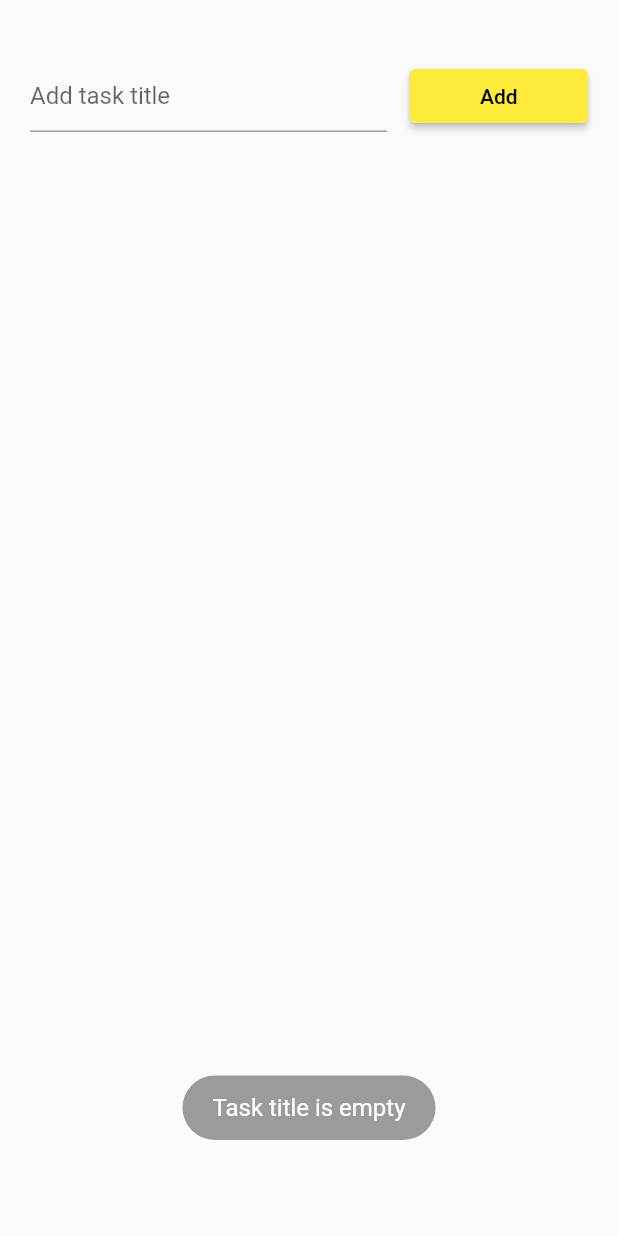
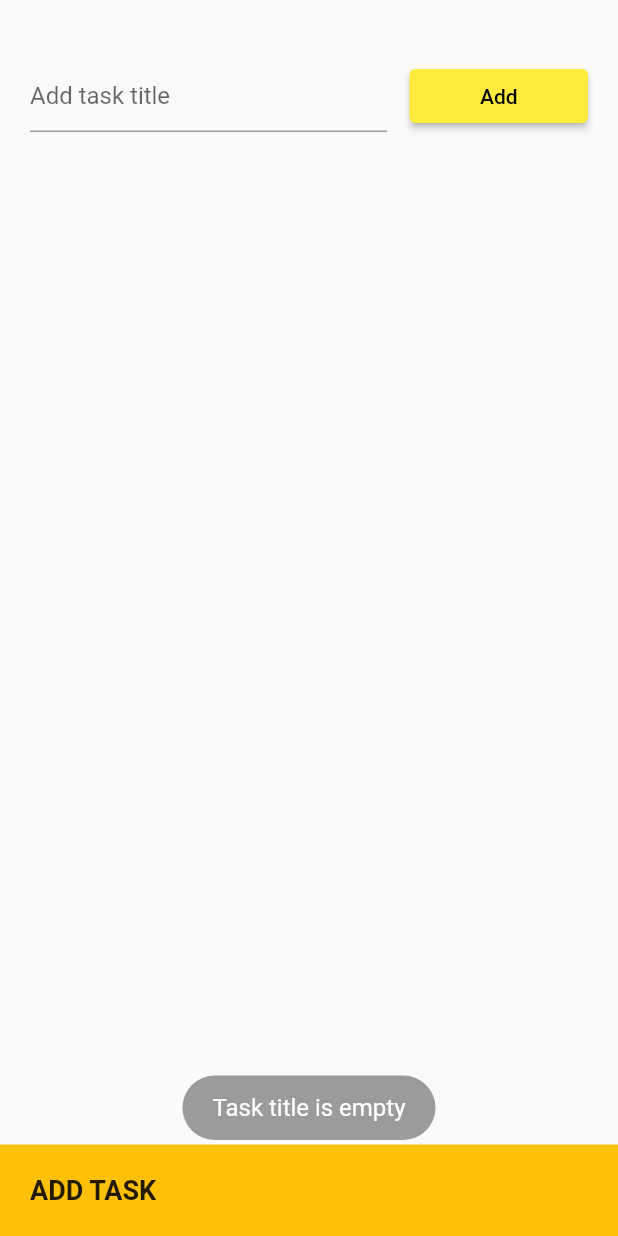
Before and after one commit to vietnguyenhoangw/Flutter_todo_list_with_provider, a Flutter app: the screen it shows after launch, after a tap on "Add", on a phone screen of 412 x 824 dp. Run offline on Flutter 3.47's test engine with Material 2 defaults, Android fonts, the phone set to English and light mode, and no system bars; our stand-ins replace fluttertoast.

Commit message:
:penguin: build edit task / refactor code and ui

```diff
--- a/lib/container/todo_screen.dart
+++ b/lib/container/todo_screen.dart
@@ -27,15 +27,16 @@ class _TodoScreenState extends State<TodoScreen> {
       body: Builder(
         builder: (BuildContext newContext) {
           return Container(
-              padding: const EdgeInsets.all(20.0),
               child: Column(
             children: [
               AddTaskHeader(
+                buttonTitle: todoListVM.isEditMode ? "Done" : "Add",
                 textFieldController: widget.taskInputController,
-                    voidCallback: () => todoListVM.addNewItem(
+                voidCallback: () => todoListVM.onPressAddItem(
                     widget.taskInputController, newContext),
               ),
-                  ListContent(scrollController: widget._scrollController)
+              ListContent(scrollController: widget._scrollController),
+              Footer(),
             ],
           ));
         },
@@ -55,6 +56,7 @@ class ListContent extends StatelessWidget {
     return Expanded(
         flex: 1,
         child: Container(
+          padding: const EdgeInsets.only(left: 20.0, right: 20.0),
           alignment: Alignment.topCenter,
           child: ListView.builder(
               controller: scrollController,
@@ -96,14 +98,21 @@ class TodoItem extends StatelessWidget {
               '${listItem[index].get_taskName()}',
             ),
           ),
-          Expanded(
-            flex: 0,
-            child: MaterialButton(
-              minWidth: 20.0,
-              splashColor: Colors.transparent,
-              highlightColor: Colors.transparent,
-              onPressed: () =>
-                  Provider.of<TodoViewModal>(context, listen: false)
+          Container(
+            padding: const EdgeInsets.only(right: 15.0),
+            child: GestureDetector(
+              onTap: () => Provider.of<TodoViewModal>(context, listen: false)
+                  .editItem(listItem[index]),
+              child: Icon(
+                Icons.edit,
+                color: Colors.black38,
+              ),
+            ),
+          ),
+          Container(
+            padding: const EdgeInsets.only(right: 15.0),
+            child: GestureDetector(
+              onTap: () => Provider.of<TodoViewModal>(context, listen: false)
                   .removeItem(listItem[index]),
               child: Icon(
                 Icons.delete,
@@ -116,3 +125,44 @@ class TodoItem extends StatelessWidget {
     );
   }
 }
+
+class Footer extends StatelessWidget {
+  @override
+  Widget build(BuildContext context) {
+    return Container(
+      color: Colors.amber,
+      child: Row(
+        children: [
+          Expanded(
+            flex: 1,
+            child: Container(
+              padding: const EdgeInsets.all(20.0),
+              child: Text(
+                Provider.of<TodoViewModal>(context).isEditMode
+                    ? "EDIT TASK"
+                    : "ADD TASK",
+                style: TextStyle(fontSize: 18, fontWeight: FontWeight.bold),
+              ),
+            ),
+          ),
+          Provider.of<TodoViewModal>(context).isEditMode
+              ? Expanded(
+                  flex: 0,
+                  child: Container(
+                    padding: const EdgeInsets.only(left: 20.0, right: 20.0),
+                    child: GestureDetector(
+                      onTap: () =>
+                          Provider.of<TodoViewModal>(context, listen: false)
+                              .turnOffEditMode(),
+                      child: Icon(
+                        Icons.close,
+                        color: Colors.black38,
+                      ),
+                    ),
+                  ))
+              : Container(),
+        ],
+      ),
+    );
+  }
+}
--- a/lib/viewmodal/todo_viewmodal.dart
+++ b/lib/viewmodal/todo_viewmodal.dart
@@ -7,9 +7,12 @@ import 'package:fluttertoast/fluttertoast.dart';
 class TodoViewModal extends ChangeNotifier {
   // init modal
   TodoListModal todoListModal = new TodoListModal();
+  TextEditingController taskInputController;
 
   // decrease variance
   List<TodoModal> listTodo = [];
+  bool isEditMode = false;
+  TodoModal editTodoItem;
 
   void getListTodo() {
     List<TodoModal> listTodoModal = todoListModal.get_todoList();
@@ -17,7 +20,7 @@ class TodoViewModal extends ChangeNotifier {
     notifyListeners();
   }
 
-  void addNewItem(
+  void onPressAddItem(
     TextEditingController taskInputController,
     BuildContext context,
   ) {
@@ -31,21 +34,53 @@ class TodoViewModal extends ChangeNotifier {
           textColor: Colors.white,
           fontSize: 16.0);
     } else {
-      TodoModal newTodo = new TodoModal();
-      int generateId = todoListModal.get_todoList_size() + 1;
-      newTodo.set_id(generateId.toString());
-      newTodo.set_taskName(taskInputController.text);
-      todoListModal.add_todo_item(newTodo);
+      if (this.isEditMode) {
+        TodoModal newTodo = new TodoModal();
+        newTodo.set_id(editTodoItem.get_id());
+        newTodo.set_taskName(taskInputController.text);
+
+        for (final item in this.listTodo) {
+          if (item.get_id() == newTodo.get_id()) {
+            final index = this.listTodo.indexOf(item);
+            this.listTodo.removeAt(index);
+            this.listTodo.insert(index, newTodo);
+          }
+        }
+      } else {
+        TodoModal newTodo = new TodoModal();
+        int generateId = todoListModal.get_todoList_size() + 1;
+        newTodo.set_id(generateId.toString());
+        newTodo.set_taskName(taskInputController.text);
+        todoListModal.add_todo_item(newTodo);
+      }
+
+      this.taskInputController = taskInputController;
+      this.isEditMode = false;
+      taskInputController.text = "";
       getListTodo();
-      taskInputController.text = "";
       notifyListeners();
     }
   }
 
   void removeItem(TodoModal todoModal) {
     String itemId = todoModal.get_id();
+
     List<TodoModal> listTodoModal = todoListModal.get_todoList();
     listTodoModal.removeWhere((item) => item.get_id() == itemId);
+
+    notifyListeners();
+  }
+
+  void editItem(TodoModal todoModal) {
+    this.editTodoItem = todoModal;
+    this.isEditMode = true;
+    this.taskInputController.text = todoModal.get_taskName().toString();
+    notifyListeners();
+  }
+
+  void turnOffEditMode() {
+    this.isEditMode = false;
+    this.taskInputController.text = "";
     notifyListeners();
   }
 }
--- a/lib/widget/add_task_header.dart
+++ b/lib/widget/add_task_header.dart
@@ -4,8 +4,12 @@ import 'package:flutter/widgets.dart';
 class AddTaskHeader extends StatefulWidget {
   final textFieldController;
   final voidCallback;
+  final buttonTitle;
 
-  AddTaskHeader({this.textFieldController, this.voidCallback});
+  AddTaskHeader(
+      {this.textFieldController,
+      this.voidCallback,
+      this.buttonTitle = "btnTitle"});
 
   @override
   _AddTaskHeaderState createState() => _AddTaskHeaderState();
@@ -18,7 +22,8 @@ class _AddTaskHeaderState extends State<AddTaskHeader> {
         child: Expanded(
             flex: 0,
             child: Container(
-              margin: const EdgeInsets.only(top: 20.0),
+              padding: const EdgeInsets.only(left: 20.0, right: 20.0),
+              margin: const EdgeInsets.only(top: 40.0),
               alignment: Alignment.topCenter,
               child: Row(
                 children: [
@@ -35,7 +40,7 @@ class _AddTaskHeaderState extends State<AddTaskHeader> {
                   Expanded(
                       flex: 1,
                       child: ElevatedButton(
-                        child: Text('Add'),
+                        child: Text(widget.buttonTitle.toString()),
                         onPressed: () => widget.voidCallback(),
                         style: ElevatedButton.styleFrom(
                           primary: Colors.yellow,
```
Lines whose indentation alone changed are shown as unchanged.
